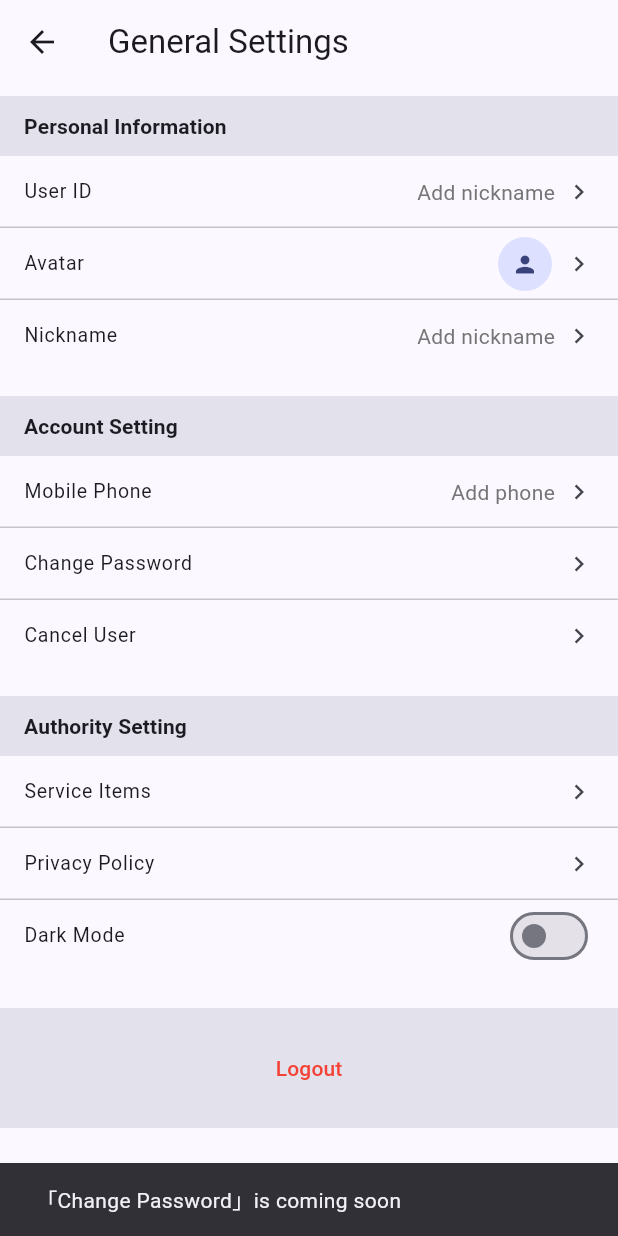
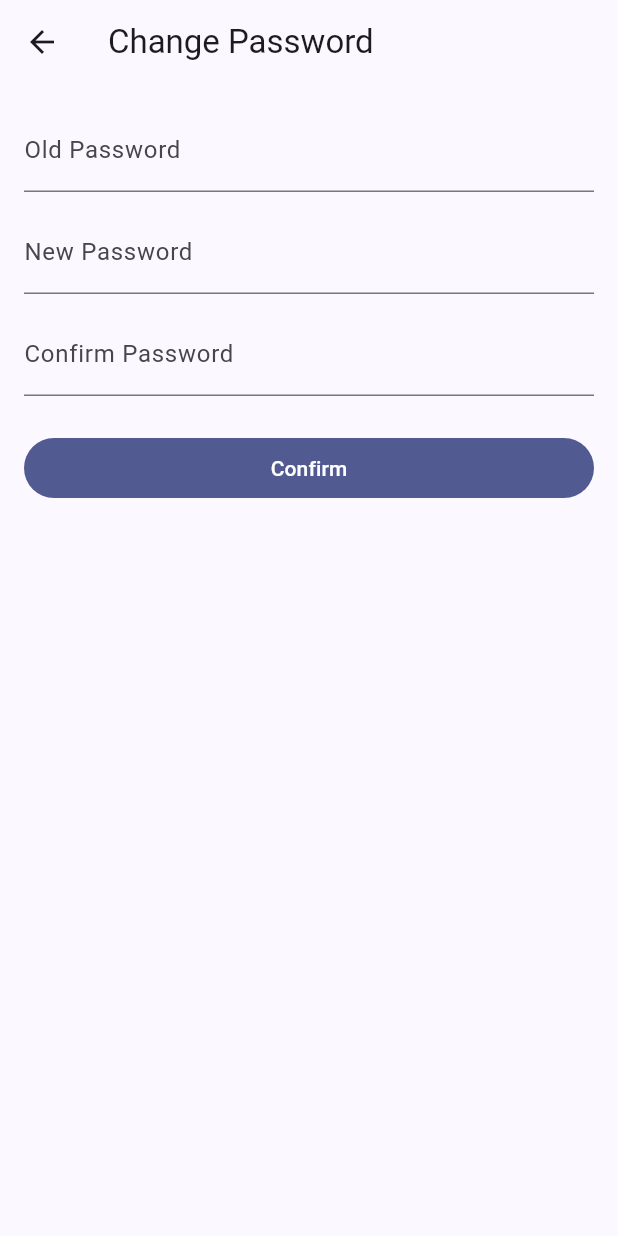
Before and after one commit to scientifios/organizational_app_group_1_csen268_f25, a Flutter app: the SettingsPage screen opened by its route, after a tap on "Change Password", on a phone screen of 412 x 824 dp. Run offline on Flutter 3.47's test engine with Material 3 defaults, Android fonts, the light colour scheme and no system bars; our stand-ins replace bloc, equatable, flutter_bloc, go_router.

Commit message:
add interaction for password

```diff
--- a/lib/ui/pages/settings_page.dart
+++ b/lib/ui/pages/settings_page.dart
@@ -104,7 +104,12 @@
               const Divider(height: 0),
               _SettingsTile(
                 title: 'Change Password',
-                onTap: () => _showWorkInProgress(context, 'Change Password'),
+                onTap: () {
+                  Navigator.push(
+                    context,
+                    MaterialPageRoute(builder: (_) => const ChangePasswordPage()),
+                  );
+                },
               ),
               // const Divider(height: 0),
               // _SettingsTile(
@@ -323,3 +328,55 @@
     ),
   );
 }
+
+class ChangePasswordPage extends StatelessWidget {
+  const ChangePasswordPage({super.key});
+
+  @override
+  Widget build(BuildContext context) {
+    final oldCtrl = TextEditingController();
+    final newCtrl = TextEditingController();
+    final confirmCtrl = TextEditingController();
+
+    return Scaffold(
+      appBar: AppBar(
+        leading: BackButton(onPressed: () => Navigator.pop(context)),
+        title: const Text('Change Password'),
+      ),
+      body: Padding(
+        padding: const EdgeInsets.all(16),
+        child: Column(
+          crossAxisAlignment: CrossAxisAlignment.stretch,
+          children: [
+            TextField(
+              controller: oldCtrl,
+              obscureText: true,
+              decoration: const InputDecoration(labelText: 'Old Password'),
+            ),
+            const SizedBox(height: 12),
+            TextField(
+              controller: newCtrl,
+              obscureText: true,
+              decoration: const InputDecoration(labelText: 'New Password'),
+            ),
+            const SizedBox(height: 12),
+            TextField(
+              controller: confirmCtrl,
+              obscureText: true,
+              decoration: const InputDecoration(labelText: 'Confirm Password'),
+            ),
+            const SizedBox(height: 24),
+            FilledButton(
+              onPressed: () {
+                ScaffoldMessenger.of(context).showSnackBar(
+                  const SnackBar(content: Text('Change password (demo only)')),
+                );
+              },
+              child: const Text('Confirm'),
+            ),
+          ],
+        ),
+      ),
+    );
+  }
+}
```
